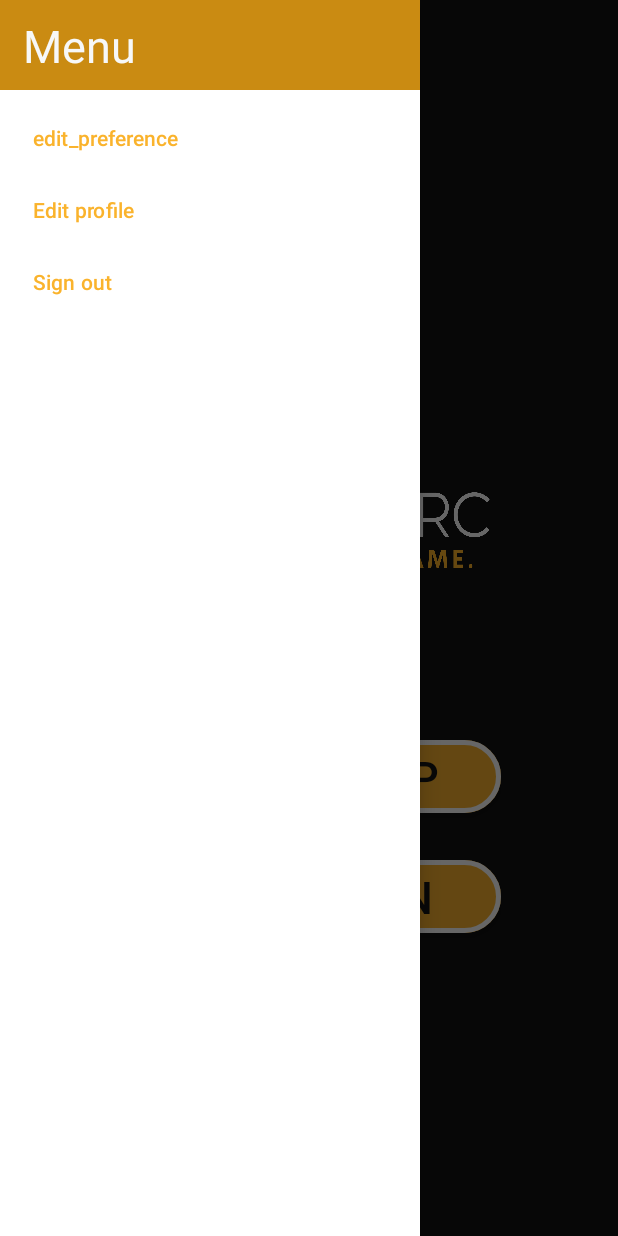
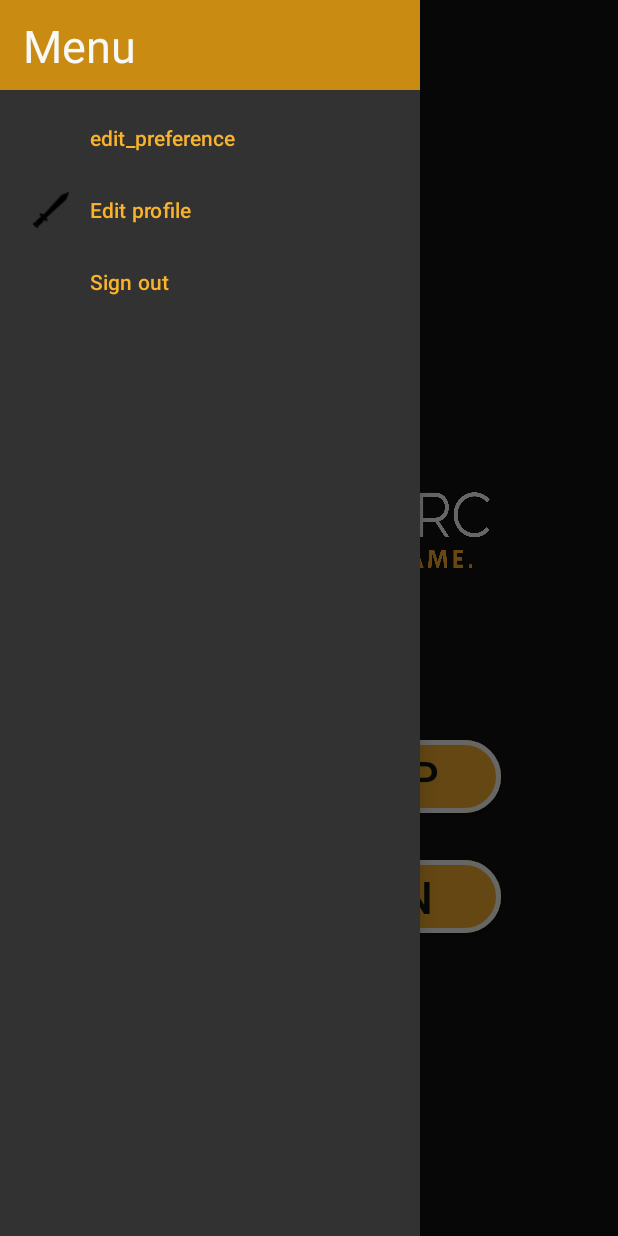
Before and after one commit to nati888/GamersArc, an Android app: the screen it shows after launch (MainActivity), with the side drawer open, on a phone screen of 412 x 824 dp. Run offline under Robolectric (Android 15) with nearby library versions, the phone set to English and light mode, and no system bars; our stand-ins replace Firebase (no records; nobody signed in at launch, a user with empty details on screens opened directly).

Commit message:
minor ui fixes

```diff
--- a/GamersArc/app/src/main/res/layout/activity_main.xml
+++ b/GamersArc/app/src/main/res/layout/activity_main.xml
@@ -45,6 +45,7 @@
         app:menu="@menu/sidebar_menu"
         android:theme="@style/DrawerTextStyle"
         app:itemTextColor="@color/yellow"
+        android:background="#323232"
         app:headerLayout="@layout/header_layout_nav"/>
 
 </androidx.drawerlayout.widget.DrawerLayout>
--- a/GamersArc/app/src/main/res/menu/sidebar_menu.xml
+++ b/GamersArc/app/src/main/res/menu/sidebar_menu.xml
@@ -12,6 +12,7 @@
     <item
         android:id="@+id/editProfileSidebar"
         android:title="@string/edit_profile"
+        android:icon="@drawable/sword"
         />
 
     <item
```
Also changed, not shown: GamersArc/app/src/main/res/values/map_api.xml (added, +9 -0 lines).
